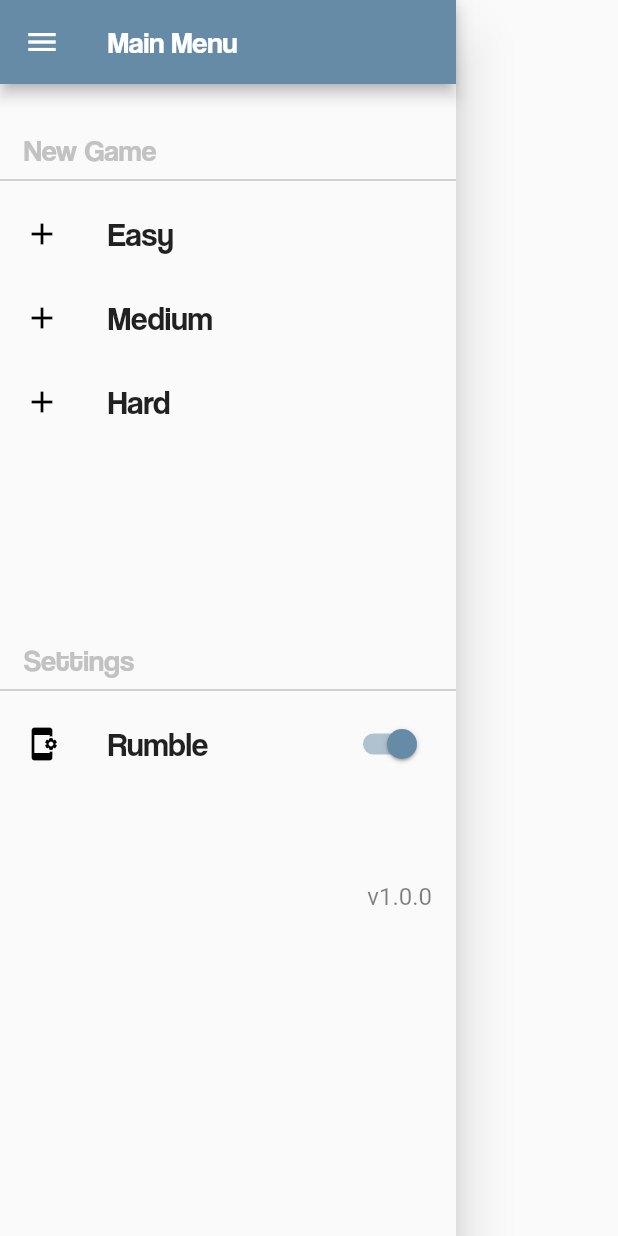
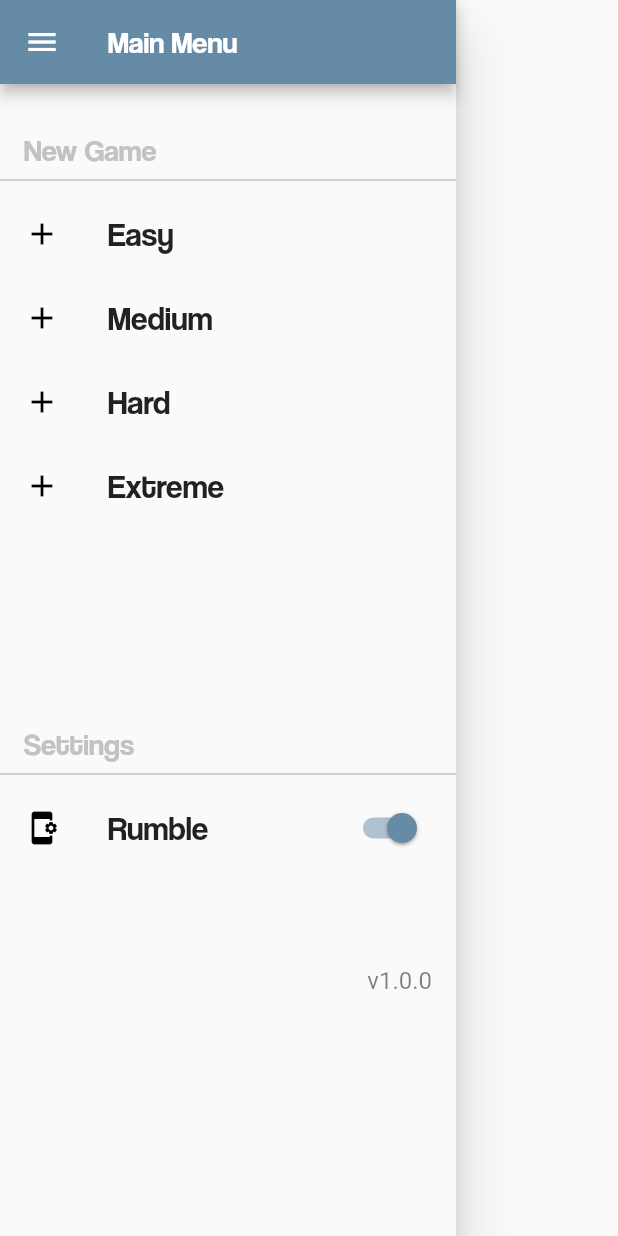
Before and after one commit to Dohmanlechx/Sudoku-Flutter-Game, a Flutter app: the AppDrawer widget shown alone on an empty page, opened directly, on a phone screen of 412 x 824 dp. Run offline on Flutter 3.47's test engine with Material 2 defaults, Android fonts, the phone set to English and light mode, and no system bars; our stand-ins replace package_info, shared_preferences, vibration; accounts and stored records are empty; generated files the repository leaves out were written again; Roboto replaces fonts that are missing (Consolas).

Commit message:
Add Extreme boards

```diff
--- a/lib/app/strings.dart
+++ b/lib/app/strings.dart
@@ -11,4 +11,5 @@ class AppTranslations {
   static const easy = 'Easy';
   static const medium = 'Medium';
   static const hard = 'Hard';
+  static const extreme = 'Extreme';
 }
--- a/lib/providers/game_provider.dart
+++ b/lib/providers/game_provider.dart
@@ -7,7 +7,7 @@ import 'package:sudoku_game/models/board.dart';
 import 'package:sudoku_game/models/cell.dart';
 import 'package:sudoku_game/util/device_util.dart';
 
-enum Difficulty { easy, medium, hard }
+enum Difficulty { easy, medium, hard, extreme }
 
 class GameProvider with ChangeNotifier {
   var _board = Board();
@@ -71,8 +71,6 @@ class GameProvider with ChangeNotifier {
     _lives = 3;
     _selectedDifficulty = difficulty;
 
-    await InternalStorage.storeDifficulty(_selectedDifficulty);
-
     if (isCalledByNewGame) {
       await InternalStorage.clearAllData();
       await InternalStorage.storeDifficulty(_selectedDifficulty);
@@ -107,6 +105,9 @@ class GameProvider with ChangeNotifier {
         break;
       case Difficulty.hard:
         _board = BoardFactory.buildHardBoard();
+        break;
+      case Difficulty.extreme:
+        _board = BoardFactory.buildExtremeBoard();
         break;
     }
 
--- a/lib/widgets/common/app_drawer.dart
+++ b/lib/widgets/common/app_drawer.dart
@@ -14,6 +14,13 @@ class AppDrawer extends StatefulWidget {
 
 class _AppDrawerState extends State<AppDrawer> {
   var versionText = "";
+
+  final _difficultyTranslations = {
+    Difficulty.easy: AppTranslations.easy,
+    Difficulty.medium: AppTranslations.medium,
+    Difficulty.hard: AppTranslations.hard,
+    Difficulty.extreme: AppTranslations.extreme,
+  };
 
   @override
   void initState() {
@@ -50,21 +57,13 @@ class _AppDrawerState extends State<AppDrawer> {
                   backgroundColor: AppColors.accent,
                 ),
                 _buildTitleDivider(AppTranslations.newGame),
-                _buildListTile(
-                  icon: Icons.add,
-                  title: AppTranslations.easy,
-                  onTap: () => _triggerNewGame(context, Difficulty.easy),
-                ),
-                _buildListTile(
-                  icon: Icons.add,
-                  title: AppTranslations.medium,
-                  onTap: () => _triggerNewGame(context, Difficulty.medium),
-                ),
-                _buildListTile(
-                  icon: Icons.add,
-                  title: AppTranslations.hard,
-                  onTap: () => _triggerNewGame(context, Difficulty.hard),
-                ),
+                ...List.generate(Difficulty.values.length, (int index) {
+                  return _buildListTile(
+                    icon: Icons.add,
+                    title: _difficultyTranslations[Difficulty.values[index]],
+                    onTap: () => _triggerNewGame(context, Difficulty.values[index]),
+                  );
+                }),
                 const SizedBox(height: 100),
                 _buildTitleDivider(AppTranslations.settings),
                 _buildListTile(
```
Also changed, not shown: lib/board/board_factory.dart (+8 -3 lines).
